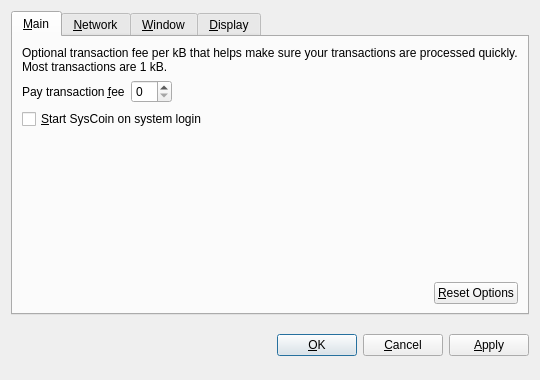
Old version of the form src/qt/forms/optionsdialog.ui in the repository syscoin/syscoin1.
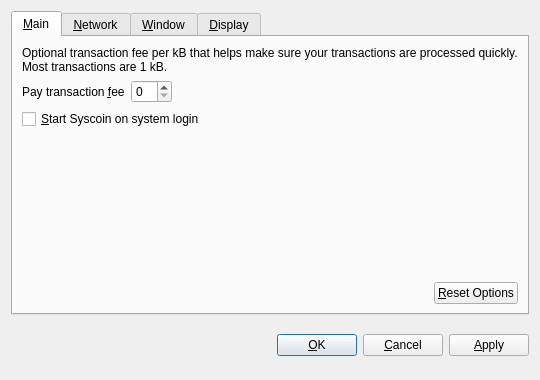
New version of the form. Custom widgets are drawn as their Qt base class.

Commit message:
Renamed .pro and changed Syscoin case through app
Changed bitcoin.pro to syscoin.pro and moved removed the unnecessary macs: target statement. Also changed "SysCoin" throughout the app to "Syscoin".

What changed in the file:
```diff
--- a/src/qt/forms/optionsdialog.ui
+++ b/src/qt/forms/optionsdialog.ui
@@ -82,7 +82,7 @@
           <string>Automatically start SysCoin after logging in to the system.</string>
          </property>
          <property name="text">
-          <string>&amp;Start SysCoin on system login</string>
+          <string>&amp;Start Syscoin on system login</string>
          </property>
         </widget>
        </item>
```
Left out of the diff: 10 changed lines with no effect on the pictures. The commit also changes 92 other files.
